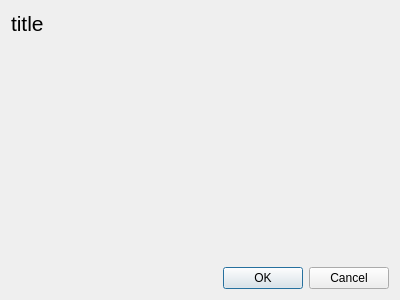
Above: itemwizard.ui from sme-gmbh/smepowercad before the change. Below: the same form after it.
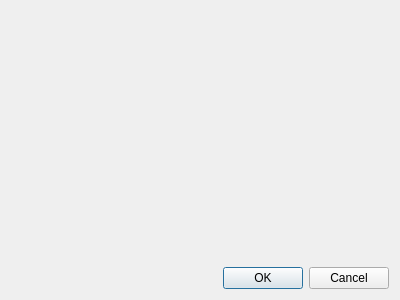
That is the form after the change.

Commit message: implemented itemwizard

What changed in the file:
```diff
--- a/itemwizard.ui
+++ b/itemwizard.ui
@@ -13,21 +13,7 @@
   <property name="windowTitle">
    <string>Dialog</string>
   </property>
-  <layout class="QVBoxLayout" name="verticalLayout" stretch="0,1,0">
-   <item>
-    <widget class="QLabel" name="labelTitle">
-     <property name="font">
-      <font>
-       <pointsize>16</pointsize>
-       <weight>50</weight>
-       <bold>false</bold>
-      </font>
-     </property>
-     <property name="text">
-      <string>title</string>
-     </property>
-    </widget>
-   </item>
+  <layout class="QVBoxLayout" name="verticalLayout" stretch="1,0">
    <item>
     <layout class="QFormLayout" name="formLayout"/>
    </item>
```
The commit also changes 6 other files.
